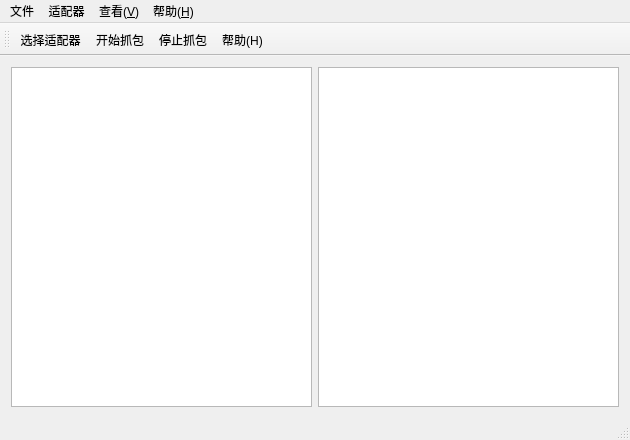
First picture: the form in sniffer.ui, repository TcpIpGroup/sniffer, before the edit.
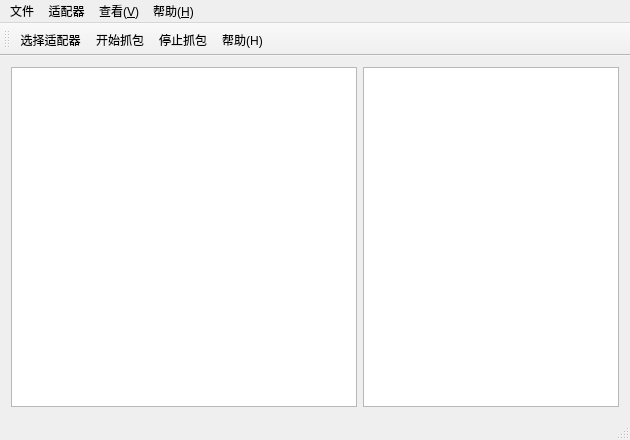
Second picture: the form after the edit. Icons and pictures are not drawn.

Patch:
```diff
--- a/sniffer.ui
+++ b/sniffer.ui
@@ -14,7 +14,7 @@
    <string>Sniffer</string>
   </property>
   <widget class="QWidget" name="centralWidget">
-   <layout class="QGridLayout" name="gridLayout">
+   <layout class="QGridLayout" name="gridLayout" columnstretch="1,0" columnminimumwidth="0,0">
     <item row="0" column="0">
      <widget class="QTableView" name="pak_tableView"/>
     </item>
```
Left out of the diff: 147 changed lines with no effect on the pictures.
